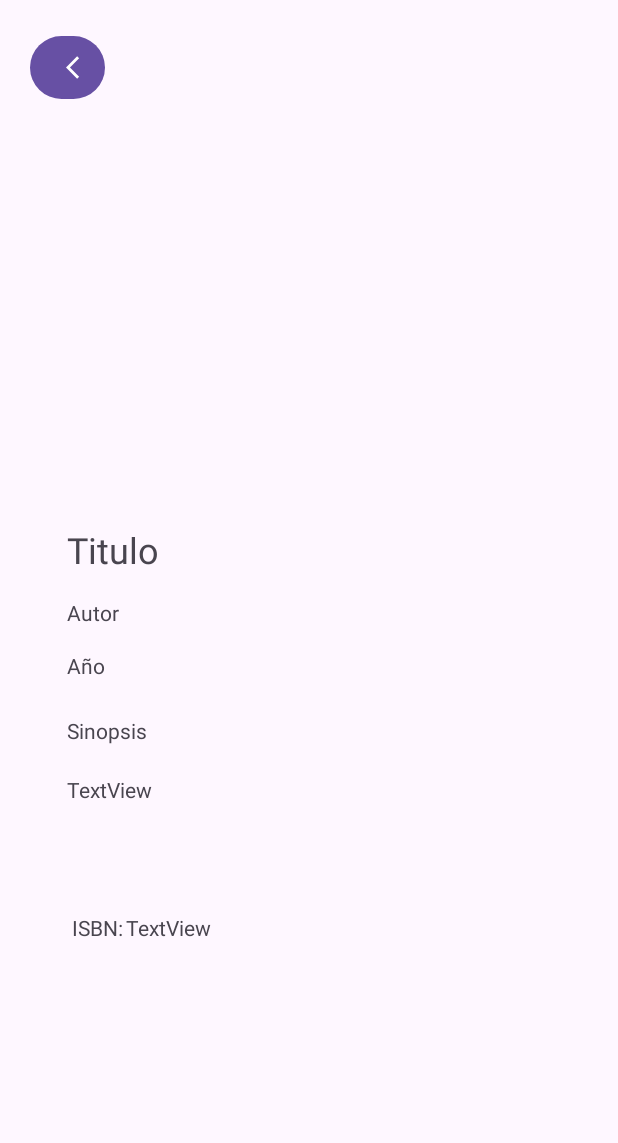
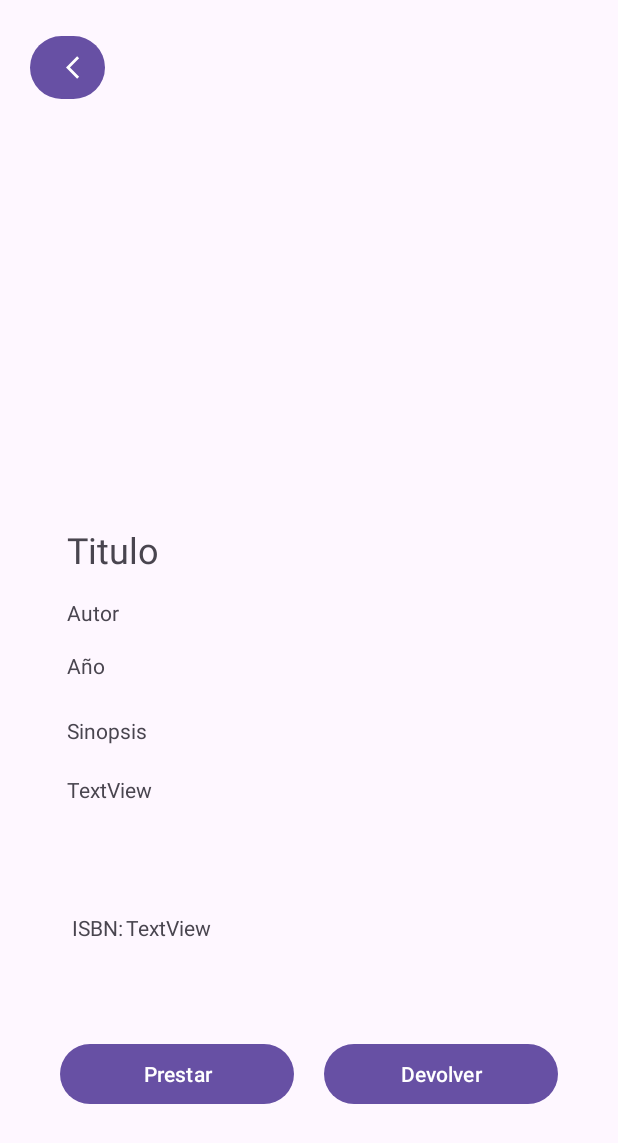
Before and after one commit to Samugcor/Android_BiblioTeis, an Android app: the DetallesLibroActivity screen opened directly, with no data from a screen before it, on a phone screen of 412 x 824 dp. Shown: the top 1143 px of the screen. Run offline under Robolectric (Android 15) with nearby library versions, the phone set to English and light mode, and no system bars.

Commit message:
Trabajando en prestar libro

```diff
--- a/app/src/main/java/com/example/biblioteis/Activities/DetallesLibro/DetallesLibroActivity.java
+++ b/app/src/main/java/com/example/biblioteis/Activities/DetallesLibro/DetallesLibroActivity.java
@@ -10,19 +10,21 @@ import android.widget.TextView;
 import android.widget.Toast;
 
 import androidx.appcompat.app.AppCompatActivity;
+import androidx.core.content.ContextCompat;
 import androidx.lifecycle.ViewModelProvider;
 
 import com.example.biblioteis.API.models.Book;
 import com.example.biblioteis.API.repository.BookRepository;
 import com.example.biblioteis.API.repository.ImageRepository;
 import com.example.biblioteis.BookAdapter;
+import com.example.biblioteis.EncryptedPreferencesHelper;
 import com.example.biblioteis.R;
 
 import okhttp3.ResponseBody;
 
 public class DetallesLibroActivity extends AppCompatActivity {
     //Variables Vistas
-    Button btnVolver;
+    Button btnVolver,btnPrestar,btnDevolver;
     ImageView imgPortada;
     TextView tvTitulo,tvPublicacion,tvAutor,tvSipnopsis,tvIsbn;
 
@@ -41,6 +43,8 @@ public class DetallesLibroActivity extends AppCompatActivity {
 
         //Asignamos las views
         btnVolver=findViewById(R.id.btn_detalles_volver);
+        btnPrestar=findViewById(R.id.btn_detalles_prestar);
+        btnDevolver=findViewById(R.id.btn_detalles_devolver);
         imgPortada=findViewById(R.id.img_detalles_portada);
         tvTitulo=findViewById(R.id.tv_detalles_titulo);
         tvPublicacion=findViewById(R.id.tv_detalles_publicacion);
@@ -82,6 +86,25 @@ public class DetallesLibroActivity extends AppCompatActivity {
                         imgPortada.setImageResource(R.drawable.image_not_available);
                     }
                 });
+
+                //Activamos y desactivamos los botones
+                //Si no está disponible
+                if (!libro.isAvailable()) {
+                    btnPrestar.setEnabled(false);
+                    btnPrestar.setBackgroundColor(ContextCompat.getColor(this, R.color.moradoAndroidDisabled));
+                    //Si no tenemos el libro
+                    if(!detallesViewModel.userHasBook(EncryptedPreferencesHelper.getUserId(getApplicationContext()))){
+                        btnDevolver.setEnabled(false);
+                        btnDevolver.setBackgroundColor(ContextCompat.getColor(this, R.color.moradoAndroidDisabled));
+                    }
+                    else {
+                        btnDevolver.setEnabled(true);
+                        btnDevolver.setBackgroundColor(ContextCompat.getColor(this, R.color.moradoAndroid));
+                    }
+                }else {
+                    btnPrestar.setEnabled(true);
+                    btnPrestar.setBackgroundColor(ContextCompat.getColor(this, R.color.moradoAndroid));
+                }
             }
 
         });
@@ -115,6 +138,14 @@ public class DetallesLibroActivity extends AppCompatActivity {
             }
         });
 
+        btnPrestar.setOnClickListener(new View.OnClickListener() {
+            @Override
+            public void onClick(View view) {
+                Toast.makeText(DetallesLibroActivity.this, "Has pulsado prestar", Toast.LENGTH_SHORT).show();
+
+            }
+        });
+
 
 
     }
--- a/app/src/main/res/layout/activity_detalles_libro.xml
+++ b/app/src/main/res/layout/activity_detalles_libro.xml
@@ -104,4 +104,33 @@
         app:layout_constraintStart_toStartOf="parent"
         app:layout_constraintTop_toTopOf="parent" />
 
+    <LinearLayout
+        android:layout_width="match_parent"
+        android:layout_height="wrap_content"
+        android:gravity="center"
+        android:orientation="horizontal"
+        app:layout_constraintBottom_toBottomOf="parent"
+        app:layout_constraintEnd_toEndOf="parent"
+        app:layout_constraintStart_toStartOf="parent"
+        app:layout_constraintTop_toBottomOf="@+id/tv_detalles_isbn">
+
+        <Button
+            android:id="@+id/btn_detalles_prestar"
+            android:layout_width="40dp"
+            android:layout_height="wrap_content"
+            android:layout_marginLeft="20dp"
+            android:layout_marginRight="10dp"
+            android:layout_weight="1"
+            android:text="Prestar" />
+
+        <Button
+            android:id="@+id/btn_detalles_devolver"
+            android:layout_width="40dp"
+            android:layout_height="wrap_content"
+            android:layout_marginLeft="10dp"
+            android:layout_marginRight="20dp"
+            android:layout_weight="1"
+            android:text="Devolver" />
+    </LinearLayout>
+
 </androidx.constraintlayout.widget.ConstraintLayout>
--- a/app/src/main/res/values/colors.xml
+++ b/app/src/main/res/values/colors.xml
@@ -3,4 +3,5 @@
     <color name="black">#FF000000</color>
     <color name="white">#FFFFFFFF</color>
     <color name="moradoAndroid">#6750A3</color>
+    <color name="moradoAndroidDisabled">#B6A1E9</color>
 </resources>
```
Also changed, not shown: app/src/main/java/com/example/biblioteis/Activities/DetallesLibro/DetallesLibroViewModel.java (+39 -0 lines), app/src/main/res/drawable/image_not_available.png (renamed from app/src/main/res/drawable-mdpi/image_not_available.png).
